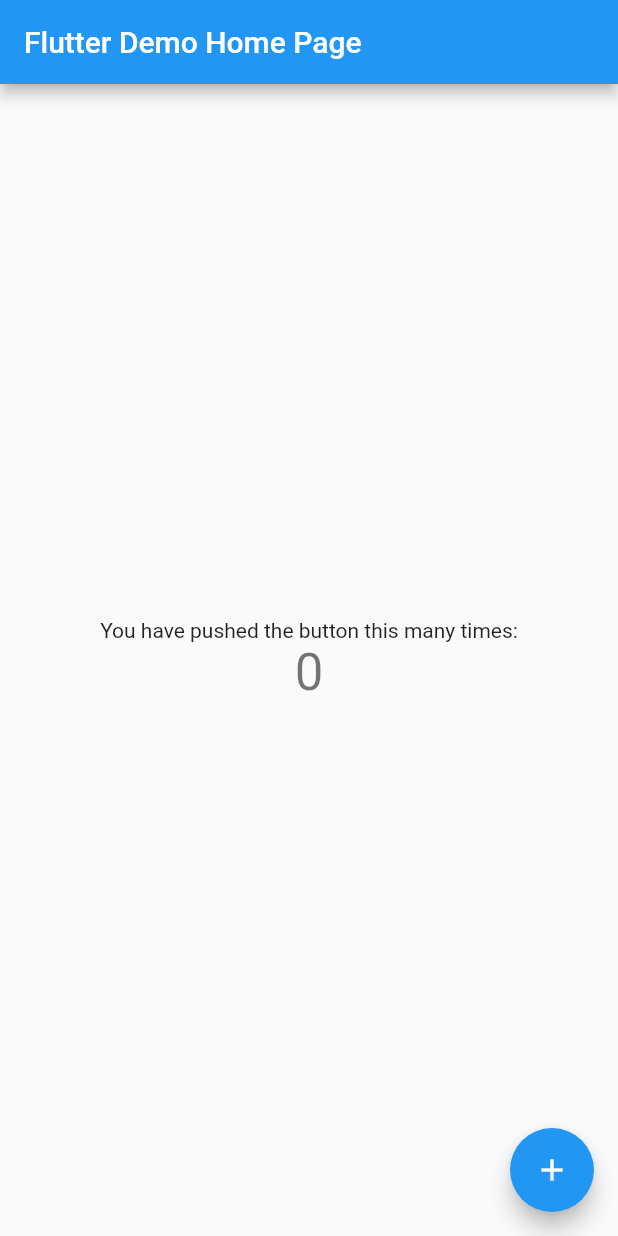
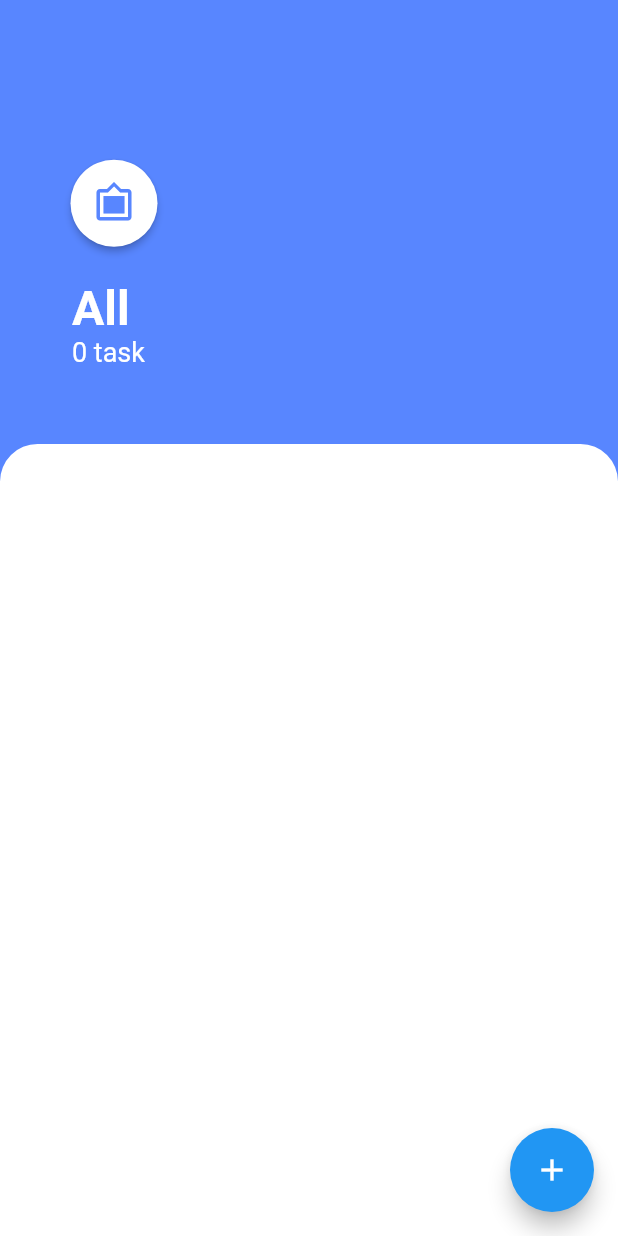
Before and after one commit to thiagocarvalhodev/todo-list-mobx, a Flutter app: the screen it shows after launch, on a phone screen of 412 x 824 dp. Run offline on Flutter 3.47's test engine with Material 2 defaults, Android fonts, the phone set to English and light mode, and no system bars; our stand-ins replace flutter_mobx, mobx; generated files the repository leaves out were written again.

Commit message:
Adicionar, editar e lista task

```diff
--- /dev/null
+++ b/lib/list/store/todo_list_store.dart
@@ -0,0 +1,51 @@
+import 'package:flutter/material.dart';
+import 'package:mobx/mobx.dart';
+import 'package:todo_list_mobx/list/widgets/add_task.dart';
+import 'package:todo_list_mobx/models/task.dart';
+import 'package:todo_list_mobx/todo_list_app.dart';
+part 'todo_list_store.g.dart';
+
+class TodoListStore = _TodoListStoreBase with _$TodoListStore;
+
+abstract class _TodoListStoreBase with Store {
+  final scaffoldKey = GlobalKey<ScaffoldState>();
+
+  @observable
+  Task _currentTask = Task();
+
+  Task get getCurrentTask => _currentTask;
+
+  @observable
+  List<Task> taskList = ObservableList<Task>();
+
+  @action
+  addTask(Task task) {
+    taskList.add(task);
+  }
+
+  @action
+  updateCurrentTask(Task task) {
+    _currentTask = task;
+  }
+
+  goToAddTask() {
+    navigatorKey.currentState
+        .push(MaterialPageRoute(builder: (context) => AddTask()));
+  }
+
+  @action
+  void editTask(Task task, index) {
+    taskList[index] = task;
+
+    taskList = taskList;
+  }
+
+  @action
+  void removeTask(Task task) {}
+
+  List<Task> getTaskList() {
+    return taskList;
+  }
+
+  dispose() {}
+}
--- /dev/null
+++ b/lib/list/todo_list_page.dart
@@ -0,0 +1,122 @@
+import 'package:flutter/material.dart';
+import 'package:flutter_mobx/flutter_mobx.dart';
+import 'package:provider/provider.dart';
+import 'package:todo_list_mobx/list/store/todo_list_store.dart';
+import 'package:todo_list_mobx/list/widgets/task_tile.dart';
+import 'package:todo_list_mobx/shared/colors.dart';
+
+class TodoListPage extends StatelessWidget {
+  @override
+  Widget build(BuildContext context) {
+    final store = Provider.of<TodoListStore>(context);
+    return Scaffold(
+      resizeToAvoidBottomInset: false,
+      key: store.scaffoldKey,
+      floatingActionButton: Observer(builder: (_) {
+        return FloatingActionButton(
+          autofocus: false,
+          child: Observer(builder: (_) {
+            return Icon(Icons.add);
+          }),
+          onPressed: () {
+            store.goToAddTask();
+          },
+        );
+      }),
+      appBar: AppBar(
+        backgroundColor: TodoListColors.blue,
+        elevation: 0,
+      ),
+      body: Container(
+        child: Stack(
+          children: <Widget>[
+            _backgroud(),
+            Column(
+              children: <Widget>[
+                SizedBox(
+                  height: 240,
+                  child: Align(
+                    alignment: Alignment.bottomLeft,
+                    child: Padding(
+                      padding: const EdgeInsets.only(left: 32),
+                      child: Column(
+                        mainAxisAlignment: MainAxisAlignment.center,
+                        crossAxisAlignment: CrossAxisAlignment.start,
+                        children: <Widget>[
+                          RawMaterialButton(
+                            onPressed: () {},
+                            elevation: 2.0,
+                            fillColor: Colors.white,
+                            child: Icon(
+                              Icons.filter_frames,
+                              size: 28.0,
+                              color: TodoListColors.blue,
+                            ),
+                            padding: EdgeInsets.all(15.0),
+                            shape: CircleBorder(),
+                          ),
+                          SizedBox(
+                            height: 22,
+                          ),
+                          Padding(
+                            padding: const EdgeInsets.only(left: 16.0),
+                            child: Column(
+                              crossAxisAlignment: CrossAxisAlignment.start,
+                              children: <Widget>[
+                                Text(
+                                  'All',
+                                  style: TextStyle(
+                                      color: Colors.white,
+                                      fontSize: 32,
+                                      fontWeight: FontWeight.bold),
+                                ),
+                                Observer(builder: (_) {
+                                  int length = store.taskList.length;
+                                  return Text(
+                                    '$length ${length > 1 ? 'tasks' : 'task'}',
+                                    style: TextStyle(
+                                      color: Colors.white,
+                                      fontSize: 18,
+                                    ),
+                                  );
+                                }),
+                              ],
+                            ),
+                          )
+                        ],
+                      ),
+                    ),
+                  ),
+                ),
+                Expanded(
+                  child: Container(
+                    decoration: BoxDecoration(
+                        color: Colors.white,
+                        borderRadius: BorderRadius.only(
+                            topRight: Radius.circular(25),
+                            topLeft: Radius.circular(25)),
+                        border: Border.all(
+                            width: 2,
+                            color: Colors.white,
+                            style: BorderStyle.solid)),
+                    child: Observer(builder: (_) {
+                      return ListView.builder(
+                          itemCount: store?.taskList?.length ?? 0,
+                          itemBuilder: (context, index) {
+                            return TaskTile(store.taskList[index], index);
+                          });
+                    }),
+                  ),
+                )
+              ],
+            )
+          ],
+        ),
+      ),
+    );
+  }
+
+  _backgroud() => Container(
+        color: TodoListColors.blue,
+      );
+}
--- /dev/null
+++ b/lib/list/widgets/task_tile.dart
@@ -0,0 +1,30 @@
+import 'package:flutter/material.dart';
+import 'package:provider/provider.dart';
+import 'package:todo_list_mobx/list/store/todo_list_store.dart';
+import 'package:todo_list_mobx/models/task.dart';
+
+class TaskTile extends StatelessWidget {
+  final Task task;
+  final int index;
+
+  TaskTile(this.task, this.index);
+
+  @override
+  Widget build(BuildContext context) {
+    final todoListStore = Provider.of<TodoListStore>(context);
+    return ListTile(
+      title: Text(
+        task.name,
+        style: TextStyle(fontWeight: FontWeight.bold),
+      ),
+      subtitle: Text(task.date?.toIso8601String() ?? ''),
+      trailing: Checkbox(
+        value: task.isFinished,
+        onChanged: (bool value) {
+          task.isFinished = value;
+          todoListStore.editTask(task, index);
+        },
+      ),
+    );
+  }
+}
--- a/lib/main.dart
+++ b/lib/main.dart
@@ -1,117 +1,6 @@
 import 'package:flutter/material.dart';
+import 'package:todo_list_mobx/todo_list_app.dart';
 
 void main() {
-  runApp(MyApp());
+  runApp(TodoListApp());
 }
-
-class MyApp extends StatelessWidget {
-  // This widget is the root of your application.
-  @override
-  Widget build(BuildContext context) {
-    return MaterialApp(
-      title: 'Flutter Demo',
-      theme: ThemeData(
-        // This is the theme of your application.
-        //
-        // Try running your application with "flutter run". You'll see the
-        // application has a blue toolbar. Then, without quitting the app, try
-        // changing the primarySwatch below to Colors.green and then invoke
-        // "hot reload" (press "r" in the console where you ran "flutter run",
-        // or simply save your changes to "hot reload" in a Flutter IDE).
-        // Notice that the counter didn't reset back to zero; the application
-        // is not restarted.
-        primarySwatch: Colors.blue,
-        // This makes the visual density adapt to the platform that you run
-        // the app on. For desktop platforms, the controls will be smaller and
-        // closer together (more dense) than on mobile platforms.
-        visualDensity: VisualDensity.adaptivePlatformDensity,
-      ),
-      home: MyHomePage(title: 'Flutter Demo Home Page'),
-    );
-  }
-}
-
-class MyHomePage extends StatefulWidget {
-  MyHomePage({Key key, this.title}) : super(key: key);
-
-  // This widget is the home page of your application. It is stateful, meaning
-  // that it has a State object (defined below) that contains fields that affect
-  // how it looks.
-
-  // This class is the configuration for the state. It holds the values (in this
-  // case the title) provided by the parent (in this case the App widget) and
-  // used by the build method of the State. Fields in a Widget subclass are
-  // always marked "final".
-
-  final String title;
-
-  @override
-  _MyHomePageState createState() => _MyHomePageState();
-}
-
-class _MyHomePageState extends State<MyHomePage> {
-  int _counter = 0;
-
-  void _incrementCounter() {
-    setState(() {
-      // This call to setState tells the Flutter framework that something has
-      // changed in this State, which causes it to rerun the build method below
-      // so that the display can reflect the updated values. If we changed
-      // _counter without calling setState(), then the build method would not be
-      // called again, and so nothing would appear to happen.
-      _counter++;
-    });
-  }
-
-  @override
-  Widget build(BuildContext context) {
-    // This method is rerun every time setState is called, for instance as done
-    // by the _incrementCounter method above.
-    //
-    // The Flutter framework has been optimized to make rerunning build methods
-    // fast, so that you can just rebuild anything that needs updating rather
-    // than having to individually change instances of widgets.
-    return Scaffold(
-      appBar: AppBar(
-        // Here we take the value from the MyHomePage object that was created by
-        // the App.build method, and use it to set our appbar title.
-        title: Text(widget.title),
-      ),
-      body: Center(
-        // Center is a layout widget. It takes a single child and positions it
-        // in the middle of the parent.
-        child: Column(
-          // Column is also a layout widget. It takes a list of children and
-          // arranges them vertically. By default, it sizes itself to fit its
-          // children horizontally, and tries to be as tall as its parent.
-          //
-          // Invoke "debug painting" (press "p" in the console, choose the
-          // "Toggle Debug Paint" action from the Flutter Inspector in Android
-          // Studio, or the "Toggle Debug Paint" command in Visual Studio Code)
-          // to see the wireframe for each widget.
-          //
-          // Column has various properties to control how it sizes itself and
-          // how it positions its children. Here we use mainAxisAlignment to
-          // center the children vertically; the main axis here is the vertical
-          // axis because Columns are vertical (the cross axis would be
-          // horizontal).
-          mainAxisAlignment: MainAxisAlignment.center,
-          children: <Widget>[
-            Text(
-              'You have pushed the button this many times:',
-            ),
-            Text(
-              '$_counter',
-              style: Theme.of(context).textTheme.headline4,
-            ),
-          ],
-        ),
-      ),
-      floatingActionButton: FloatingActionButton(
-        onPressed: _incrementCounter,
-        tooltip: 'Increment',
-        child: Icon(Icons.add),
-      ), // This trailing comma makes auto-formatting nicer for build methods.
-    );
-  }
-}
--- /dev/null
+++ b/lib/models/task.dart
@@ -0,0 +1,12 @@
+import 'package:intl/intl.dart';
+
+class Task {
+  String name;
+  DateTime date;
+  bool isFinished;
+
+  get getDateFormatted =>
+      date == null ? null : DateFormat.yMMMd().format(this.date);
+
+  Task({this.name, this.date, this.isFinished});
+}
--- /dev/null
+++ b/lib/shared/colors.dart
@@ -0,0 +1,5 @@
+import 'package:flutter/material.dart';
+
+class TodoListColors {
+  static Color blue = Color(0xFF5886FF);
+}
--- /dev/null
+++ b/lib/todo_list_app.dart
@@ -0,0 +1,21 @@
+import 'package:flutter/material.dart';
+import 'package:provider/provider.dart';
+import 'package:todo_list_mobx/list/store/todo_list_store.dart';
+
+import 'list/todo_list_page.dart';
+
+final GlobalKey<NavigatorState> navigatorKey = GlobalKey<NavigatorState>();
+
+class TodoListApp extends StatelessWidget {
+  @override
+  Widget build(BuildContext context) {
+    return Provider<TodoListStore>(
+      create: (context) => TodoListStore(),
+      dispose: (context, bloc) => bloc.dispose(),
+      child: MaterialApp(
+        navigatorKey: navigatorKey,
+        home: TodoListPage(),
+      ),
+    );
+  }
+}
--- a/pubspec.yaml
+++ b/pubspec.yaml
@@ -28,10 +28,16 @@ dependencies:
   # The following adds the Cupertino Icons font to your application.
   # Use with the CupertinoIcons class for iOS style icons.
   cupertino_icons: ^0.1.3
+  mobx: ^1.2.1+1
+  flutter_mobx: ^1.1.0+1
+  provider: ^4.3.1
 
 dev_dependencies:
   flutter_test:
     sdk: flutter
+  mobx_codegen: ^1.1.0+1
+  build_runner: ^1.10.0
+  intl: ^0.16.1
 
 # For information on the generic Dart part of this file, see the
 # following page: https://dart.dev/tools/pub/pubspec
```
Also changed, not shown: lib/list/widgets/add_task.dart (added, +116 -0 lines), lib/list/store/todo_list_store.g.dart (added), pubspec.lock, 1 other file.
